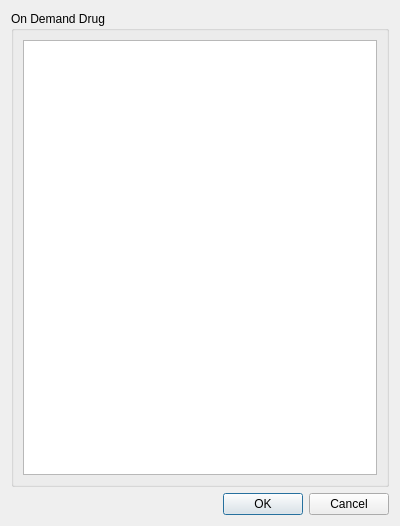
johanneslochmann/datacollector, file ondemanddrugdialog.ui: the form before one commit.
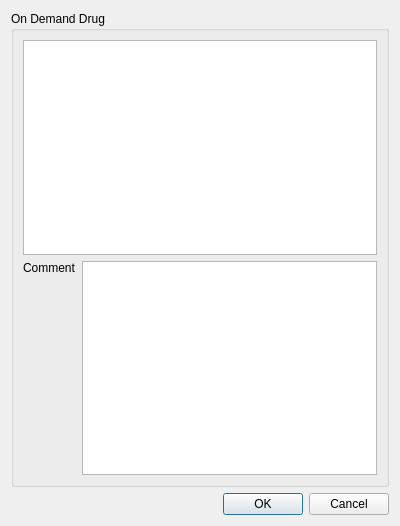
The form after the commit.

What changed in the file:
```diff
--- a/ondemanddrugdialog.ui
+++ b/ondemanddrugdialog.ui
@@ -19,10 +19,41 @@
      <property name="title">
       <string>On Demand Drug</string>
      </property>
-     <layout class="QHBoxLayout" name="horizontalLayout">
+     <layout class="QVBoxLayout" name="verticalLayout_3">
       <item>
        <widget class="QTableView" name="m_data"/>
       </item>
+      <item>
+       <layout class="QHBoxLayout" name="horizontalLayout">
+        <item>
+         <layout class="QVBoxLayout" name="verticalLayout_2">
+          <item>
+           <widget class="QLabel" name="label">
+            <property name="text">
+             <string>Comment</string>
+            </property>
+           </widget>
+          </item>
+          <item>
+           <spacer name="verticalSpacer">
+            <property name="orientation">
+             <enum>Qt::Vertical</enum>
+            </property>
+            <property name="sizeHint" stdset="0">
+             <size>
+              <width>20</width>
+              <height>40</height>
+             </size>
+            </property>
+           </spacer>
+          </item>
+         </layout>
+        </item>
+        <item>
+         <widget class="QTextEdit" name="m_comment"/>
+        </item>
+       </layout>
+      </item>
      </layout>
     </widget>
    </item>
```
